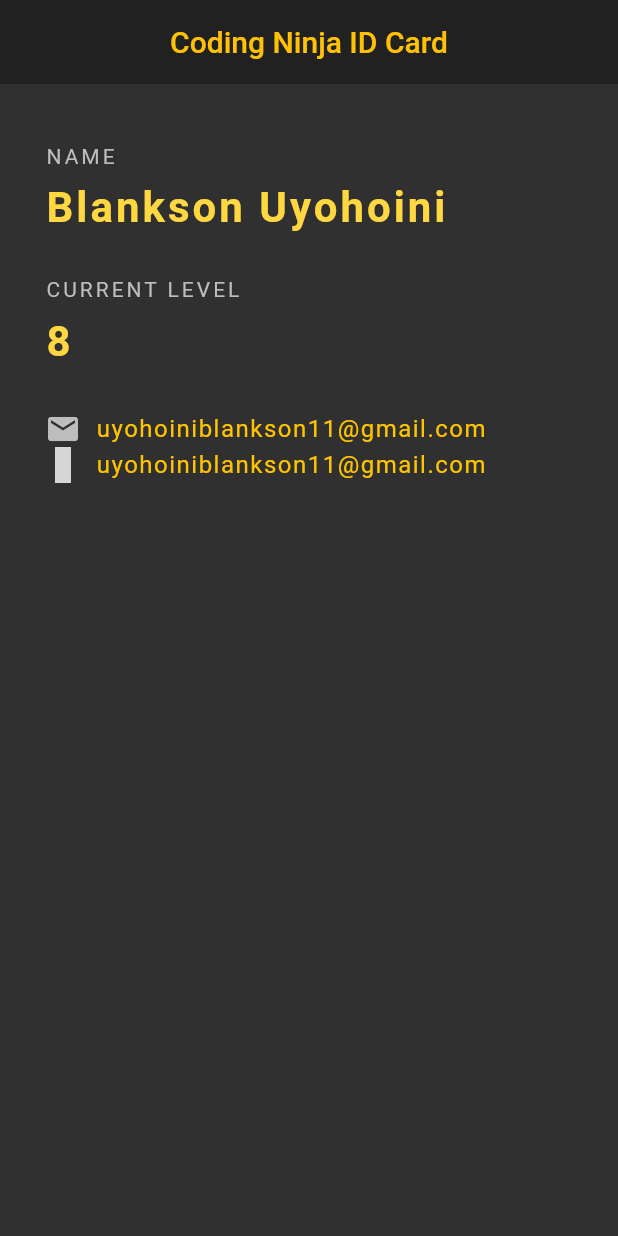
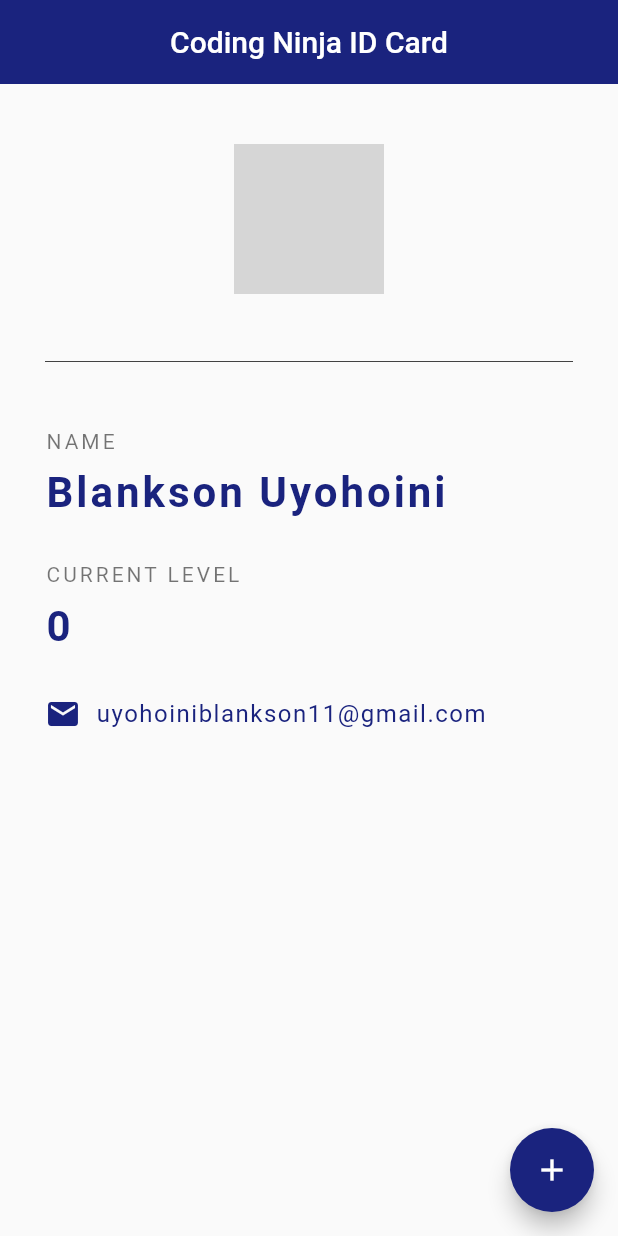
Before and after one commit to Usblankson/Ninja-ID-Card, a Flutter app: the screen it shows after launch, on a phone screen of 412 x 824 dp. Run offline on Flutter 3.47's test engine with Material 2 defaults, Android fonts, the phone set to English and light mode, and no system bars; grey boxes are pictures that could not be loaded.

Commit message:
final commit for ninja profile ID

```diff
--- a/lib/main.dart
+++ b/lib/main.dart
@@ -1,25 +1,33 @@
 import 'package:flutter/cupertino.dart';
 import 'package:flutter/material.dart';
+
 
 void main() => runApp(MaterialApp(
   home: NinjaCard(),
 ));
 
-class NinjaCard extends StatelessWidget {
+class NinjaCard extends StatefulWidget {
 
+  @override
+  State<NinjaCard> createState() => _NinjaCardState();
+}
+
+class _NinjaCardState extends State<NinjaCard> {
+
+  int ninjaLevel = 0;
   @override
   Widget build(BuildContext context) {
     return Scaffold(
-      backgroundColor: Colors.grey[850],
+      backgroundColor: Colors.grey[650],
       appBar: AppBar(
         title: Text(
             'Coding Ninja ID Card',
           style: TextStyle(
-            color: Colors.amber,
+            color: Colors.white,
           ),
         ),
         centerTitle: true,
-        backgroundColor: Colors.grey[900],
+        backgroundColor: Colors.indigo[900],
         elevation: 0.0,
       ),
       body: Padding(
@@ -27,10 +35,20 @@ class NinjaCard extends StatelessWidget {
         child: Column(
           crossAxisAlignment: CrossAxisAlignment.start,
           children: <Widget>[
+            Center(
+              child: CircleAvatar(
+                 backgroundImage: AssetImage('assets/pro.jfif'),
+                radius: 50.0,
+              ),
+            ),
+            Divider(
+               height: 90.0,
+              color: Colors.grey[800],
+            ),
             Text(
               'NAME',
               style: TextStyle(
-                  color: Colors.grey[400],
+                  color: Colors.black54,
                   letterSpacing: 2.0,
               ),
             ),
@@ -38,7 +56,7 @@ class NinjaCard extends StatelessWidget {
             Text(
               'Blankson Uyohoini',
               style: TextStyle(
-                color: Colors.amberAccent[200],
+                color: Colors.indigo[900],
                 letterSpacing: 2.0,
                 fontSize: 28.0,
                 fontWeight: FontWeight.bold,
@@ -48,15 +66,15 @@ class NinjaCard extends StatelessWidget {
             Text(
               'CURRENT LEVEL',
               style: TextStyle(
-                color: Colors.grey[400],
+                color: Colors.black54,
                 letterSpacing: 2.0,
               ),
             ),
             SizedBox(height: 10.0),
             Text(
-              '8',
+              '$ninjaLevel',
               style: TextStyle(
-                color: Colors.amberAccent[200],
+                color: Colors.indigo[900],
                 letterSpacing: 2.0,
                 fontSize: 28.0,
                 fontWeight: FontWeight.bold,
@@ -67,41 +85,34 @@ class NinjaCard extends StatelessWidget {
               children: <Widget>[
                 Icon(
                   Icons.email,
-                  color: Colors.grey[400],
+                  color: Colors.indigo[900],
                 ),
                 SizedBox(width: 10.0,),
                 Text(
                   'uyohoiniblankson11@gmail.com',
                   style: TextStyle(
-                    color: Colors.amberAccent[400],
+                    color: Colors.indigo[900],
                     fontSize: 16.0,
                     letterSpacing: 1.0,
                   ),
                 ),
-
               ],
             ),
-            SizedBox(width: 10.0,),
-            Row(
-              children: <Widget>[
-                Icon(
-                  Icons.github,
-                  color: Colors.grey[400],
-                ),
-                SizedBox(width: 10.0,),
-                Text(
-                  'uyohoiniblankson11@gmail.com',
-                  style: TextStyle(
-                    color: Colors.amberAccent[400],
-                    fontSize: 16.0,
-                    letterSpacing: 1.0,
-                  ),
-                ),
 
-              ],
-            ),
           ],
         ),
+
+      ),
+      floatingActionButton: FloatingActionButton(
+        onPressed: () {
+          setState( () {
+            ninjaLevel += 1;
+          });
+
+        },
+        child: Icon(
+            Icons.add),
+        backgroundColor: Colors.indigo[900],
       ),
     );
   }
--- a/pubspec.yaml
+++ b/pubspec.yaml
@@ -58,9 +58,8 @@ flutter:
   uses-material-design: true
 
   # To add assets to your application, add an assets section, like this:
-  # assets:
-  #   - images/a_dot_burr.jpeg
-  #   - images/a_dot_ham.jpeg
+  assets:
+    - assets/
 
   # An image asset can refer to one or more resolution-specific "variants", see
   # https://flutter.dev/assets-and-images/#resolution-aware.
```
Also changed, not shown: 1 other file.
